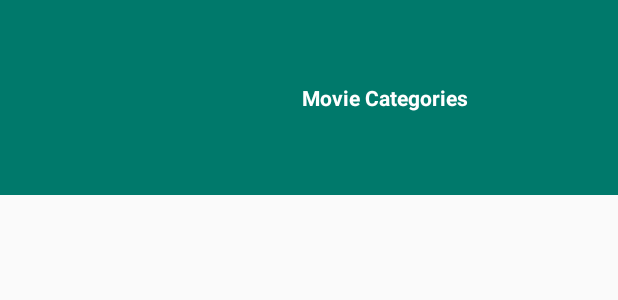
After one commit to GathuaKiragu/movieHub, an Android app: the layout navigation_bar.xml on its own in the app's theme, with its tools: preview values and no code run, on a phone screen of 412 x 824 dp. The commit adds this screen. Shown: the top 300 px of the screen. Run offline under Robolectric (Android 15) with nearby library versions, the phone set to English and light mode, and no system bars.

Commit message:
Updated navbar

```diff
--- a/app/src/main/res/layout/activity_main.xml
+++ b/app/src/main/res/layout/activity_main.xml
@@ -59,11 +59,12 @@
         <!--android:layout_centerHorizontal="true" />-->
 </RelativeLayout>
 
-    <android.support.design.widget.NavigationView
+po    <android.support.design.widget.NavigationView
         android:layout_width="wrap_content"
         android:layout_height="match_parent"
         app:menu="@menu/activity_main_drawer"
-        android:layout_gravity="start">
+        android:layout_gravity="start"
+        app:headerLayout="@layout/navigation_bar">
 
     </android.support.design.widget.NavigationView>
 
--- /dev/null
+++ b/app/src/main/res/layout/navigation_bar.xml
@@ -0,0 +1,34 @@
+<?xml version="1.0" encoding="utf-8"?>
+<RelativeLayout xmlns:android="http://schemas.android.com/apk/res/android"
+    xmlns:app="http://schemas.android.com/apk/res-auto"
+    android:layout_width="match_parent"
+    android:layout_height="130dp"
+    android:background="@color/colorPrimary">
+
+
+    <!--<ImageView-->
+        <!--android:id="@+id/imageView"-->
+        <!--android:layout_width="80dp"-->
+        <!--android:layout_height="80dp"-->
+        <!--android:src="@drawable/corn"-->
+        <!--android:layout_marginLeft="19dp"-->
+        <!--android:layout_marginStart="19dp"-->
+        <!--android:layout_centerVertical="true"-->
+        <!--android:layout_alignParentLeft="true"-->
+        <!--android:layout_alignParentStart="true" />-->
+
+    <TextView
+        android:id="@+id/textView7"
+        android:layout_width="wrap_content"
+        android:layout_height="wrap_content"
+        android:layout_alignParentEnd="true"
+        android:layout_alignParentRight="true"
+        android:layout_centerVertical="true"
+        android:layout_marginEnd="100dp"
+        android:layout_marginRight="100dp"
+        android:text="Movie Categories"
+        android:textColor="#fff"
+        android:textStyle="bold"/>
+
+
+</RelativeLayout>
```
